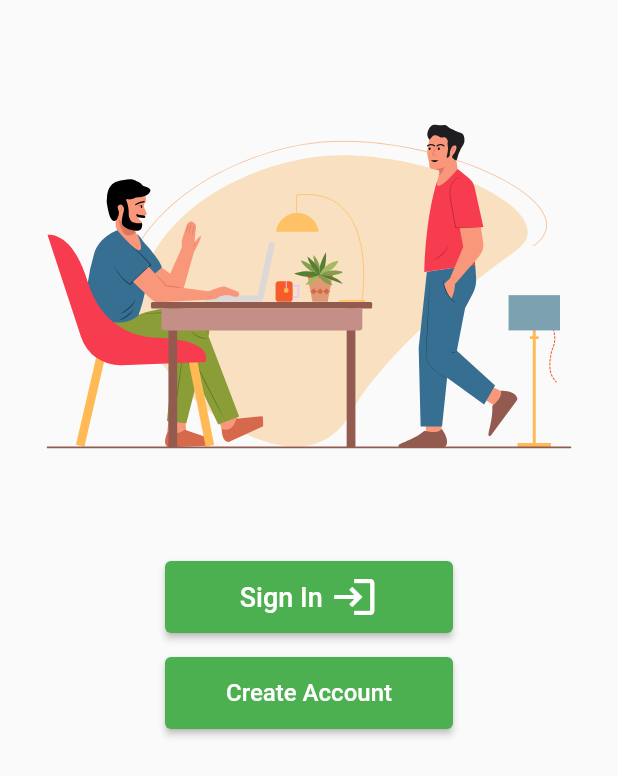
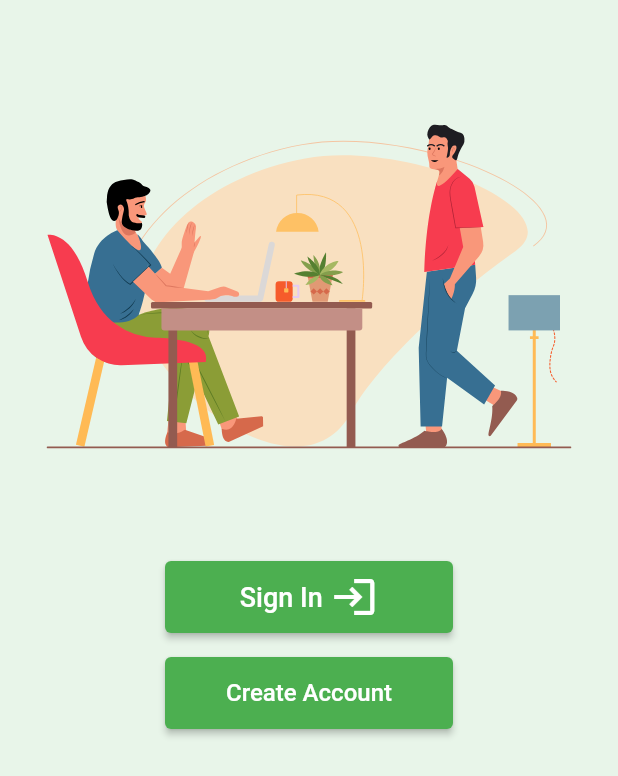
Before and after one commit to Digital-Queue/DigitalQueueAppOld, a Flutter app: the screen it shows after launch, on a phone screen of 412 x 824 dp. Shown: the top 776 px of the screen. Run offline on Flutter 3.47's test engine with Material 2 defaults, Android fonts, the phone set to English and light mode, and no system bars; our stand-ins replace flutter_svg.

Commit message:
fix(): use theme data for scaffold bg color

```diff
--- a/lib/main.dart
+++ b/lib/main.dart
@@ -15,8 +15,8 @@ class MyApp extends StatelessWidget {
       title: 'Digital Queue',
       debugShowCheckedModeBanner: false,
       theme: ThemeData(
-        primarySwatch: Colors.green,
-      ),
+          primarySwatch: Colors.green,
+          scaffoldBackgroundColor: Colors.green[50]),
       home: const MyHomePage(),
     );
   }
--- a/lib/pages/login.dart
+++ b/lib/pages/login.dart
@@ -33,7 +33,6 @@ class _LoginPageState extends State<LoginPage> {
   @override
   Widget build(BuildContext context) {
     return Scaffold(
-      backgroundColor: Colors.green[50],
       body: Padding(
         padding: const EdgeInsets.only(left: 16, right: 16),
         child: Column(
--- a/lib/pages/recover_account.dart
+++ b/lib/pages/recover_account.dart
@@ -27,7 +27,6 @@ class _RecoverAccountPageState extends State<RecoverAccountPage> {
   @override
   Widget build(BuildContext context) {
     return Scaffold(
-      backgroundColor: Colors.green[50],
       body: Column(
         mainAxisAlignment: MainAxisAlignment.center,
         crossAxisAlignment: CrossAxisAlignment.center,
--- a/lib/pages/register.dart
+++ b/lib/pages/register.dart
@@ -1,6 +1,4 @@
 import 'package:flutter/material.dart';
-import 'package:flutter_svg/svg.dart';
-
 import 'login.dart';
 
 class RegisterPage extends StatefulWidget {
@@ -36,7 +34,6 @@ class _RegisterPageState extends State<RegisterPage> {
   @override
   Widget build(BuildContext context) {
     return Scaffold(
-      backgroundColor: Colors.green[50],
       body: Padding(
         padding: const EdgeInsets.only(left: 16, right: 16),
         child: Column(
--- a/lib/pages/reset_password.dart
+++ b/lib/pages/reset_password.dart
@@ -1,6 +1,5 @@
 import 'package:digital_queue/pages/login.dart';
 import 'package:flutter/material.dart';
-import 'package:flutter_svg/svg.dart';
 
 class ResetPasswordPage extends StatefulWidget {
   const ResetPasswordPage({Key? key}) : super(key: key);
@@ -30,7 +29,6 @@ class _ResetPasswordPageState extends State<ResetPasswordPage> {
   @override
   Widget build(BuildContext context) {
     return Scaffold(
-      backgroundColor: Colors.green[50],
       body: Column(
         mainAxisAlignment: MainAxisAlignment.start,
         crossAxisAlignment: CrossAxisAlignment.center,
```
